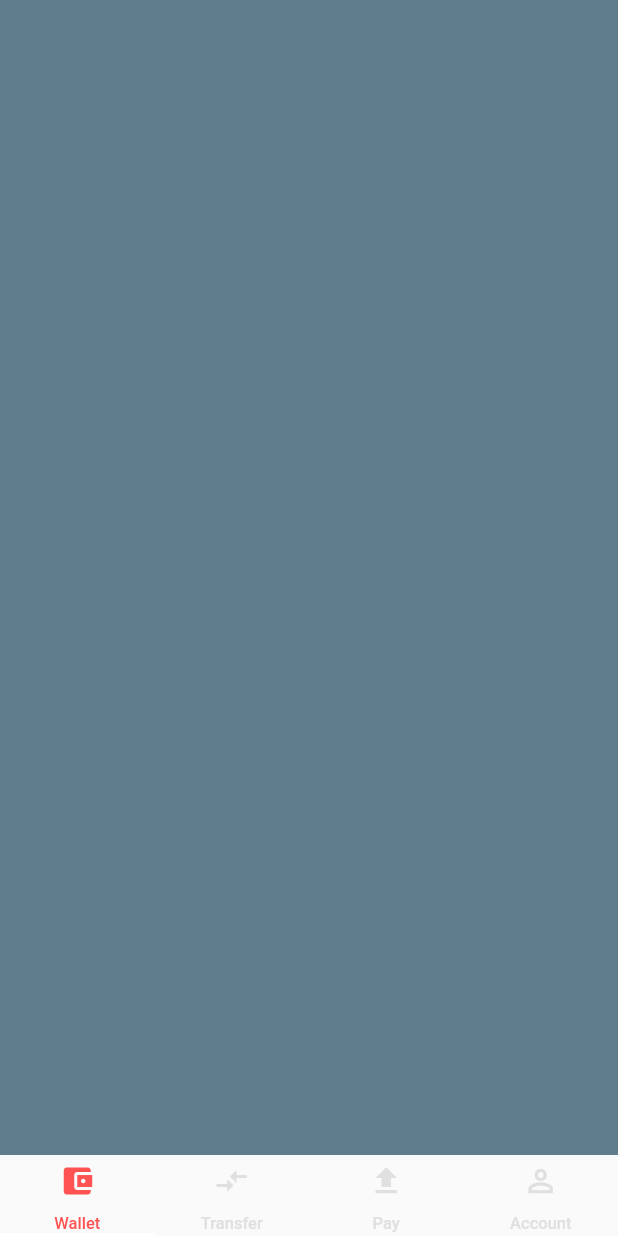
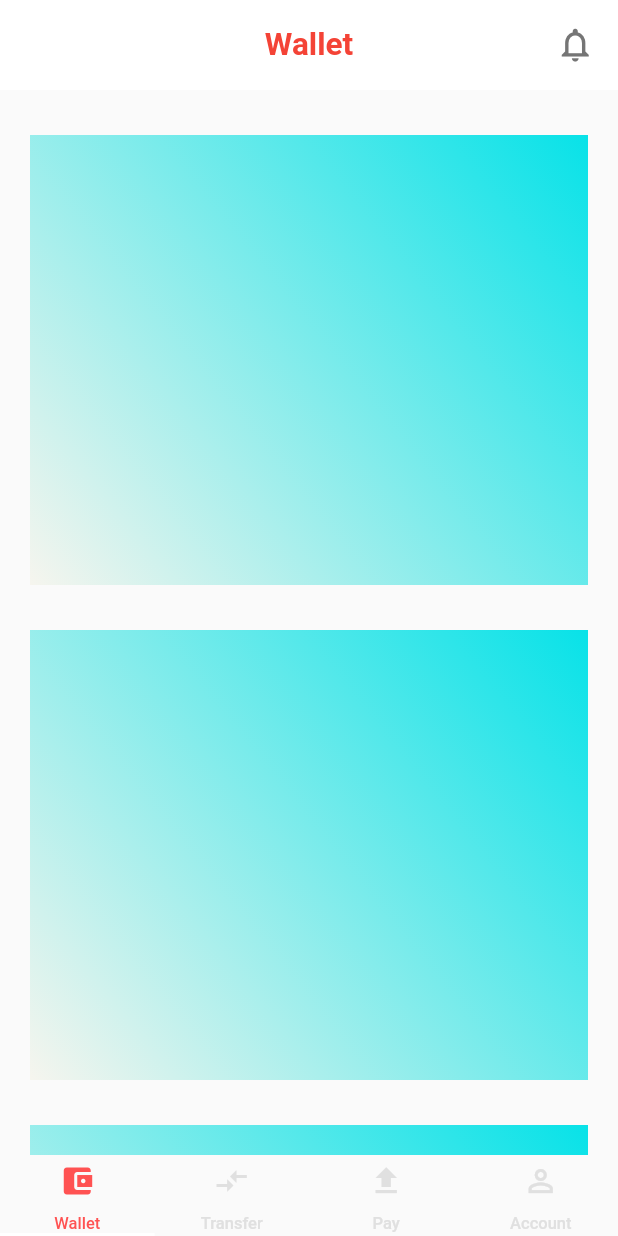
Before and after one commit to feMoraes0/wallet-ui, a Flutter app: the Home screen opened by its route, on a phone screen of 412 x 824 dp. Run offline on Flutter 3.47's test engine with Material 2 defaults, Android fonts, the phone set to English and light mode, and no system bars.

Commit message:
Added tabs and data files

```diff
--- /dev/null
+++ b/lib/data/data.dart
@@ -0,0 +1,35 @@
+List<Map> creditCards = [
+  {
+    "flag": "barclays",
+    "first_numbers": "6234",
+    "last_numbers": "7754",
+  },
+  {
+    "flag": "hsbc",
+    "first_numbers": "8569",
+    "last_numbers": "1209",
+  },
+  {
+    "flag": "citi",
+    "first_numbers": "7980",
+    "last_numbers": "6679",
+  },
+];
+
+Map<String, Map> flag = {
+  "barclays": {
+    "first_color": "0xfff6f5ee",
+    "second_color": "0xff08e2e8",
+    "img": "https://upload.wikimedia.org/wikipedia/sco/thumb/7/7e/Barclays_logo.svg/1280px-Barclays_logo.svg.png"
+  },
+  "hsbc": {
+    "first_color": "0xfff6f5ee",
+    "second_color": "0xff08e2e8",
+    "img": "https://upload.wikimedia.org/wikipedia/commons/thumb/a/aa/HSBC_logo_%282018%29.svg/1280px-HSBC_logo_%282018%29.svg.png"
+  },
+  "citi": {
+    "first_color": "0xfff6f5ee",
+    "second_color": "0xff08e2e8",
+    "img": "https://upload.wikimedia.org/wikipedia/commons/thumb/1/1b/Citi.svg/1200px-Citi.svg.png"
+  }
+};
--- a/lib/screen/home.dart
+++ b/lib/screen/home.dart
@@ -1,4 +1,6 @@
 import 'package:flutter/material.dart';
+import 'package:wallet/tab/wallet.dart';
+
 
 class Home extends StatelessWidget {
   @override
@@ -8,9 +10,7 @@ class Home extends StatelessWidget {
       child: Scaffold(
         body: TabBarView(
           children: <Widget>[
-            Container(
-              color: Colors.blueGrey,
-            ),
+            Wallet(),
             Container(
               color: Colors.yellowAccent,
             ),
--- /dev/null
+++ b/lib/tab/wallet.dart
@@ -0,0 +1,109 @@
+import 'package:flutter/material.dart';
+
+import 'package:wallet/data/data.dart';
+
+class Wallet extends StatelessWidget {
+  List<Widget> renderCreditCards() {
+    return List<Widget>.generate(creditCards.length, (index) {
+      var data = creditCards[index];
+      var f = flag[data["flag"]]["img"];
+      var primaryColor = flag[data["flag"]]["first_color"];
+      var secondaryColor = flag[data["flag"]]["second_color"];
+      return CreditCard(
+        primaryColor: Color(int.parse(primaryColor)),
+        secondaryColor: Color(int.parse(secondaryColor)),
+      );
+    });
+  }
+
+  @override
+  Widget build(BuildContext context) {
+    return SafeArea(
+      child: Stack(
+        children: <Widget>[
+          SingleChildScrollView(
+            child: Container(
+              margin: EdgeInsets.only(top: 60.0),
+              child: Column(
+                children: renderCreditCards(),
+              ),
+            ),
+          ),
+          Positioned(
+            top: 0,
+            left: 0,
+            child: AppbarCustom(),
+          )
+        ],
+      ),
+    );
+  }
+}
+
+class AppbarCustom extends StatelessWidget {
+  @override
+  Widget build(BuildContext context) {
+    return Container(
+      padding: EdgeInsets.symmetric(horizontal: 15.0),
+      height: 60.0,
+      width: MediaQuery.of(context).size.width,
+      color: Colors.white,
+      child: Row(
+        mainAxisAlignment: MainAxisAlignment.spaceBetween,
+        crossAxisAlignment: CrossAxisAlignment.center,
+        children: <Widget>[
+          Icon(
+            Icons.arrow_back_ios,
+            size: 27.0,
+            color: Colors.white,
+          ),
+          Text(
+            "Wallet",
+            style: TextStyle(
+              fontSize: 21.0,
+              fontWeight: FontWeight.w600,
+              color: Colors.red,
+            ),
+          ),
+          Icon(
+            Icons.notifications_none,
+            size: 27.0,
+            color: Colors.grey[600],
+          ),
+        ],
+      ),
+    );
+  }
+}
+
+class CreditCard extends StatelessWidget {
+  final String flag, first4, last4;
+  final Color primaryColor, secondaryColor;
+
+  const CreditCard({
+    Key key,
+    this.flag,
+    this.first4,
+    this.last4,
+    this.primaryColor,
+    this.secondaryColor,
+  }) : super(key: key);
+
+  @override
+  Widget build(BuildContext context) {
+    var size = MediaQuery.of(context).size;
+    return Container(
+      width: size.width - 40.0,
+      height: 300.0,
+      margin: EdgeInsets.fromLTRB(20.0, 30.0, 20.0, 0.0),
+      decoration: BoxDecoration(
+          gradient: LinearGradient(
+              begin: Alignment.topRight,
+              end: Alignment.bottomLeft,
+              colors: [
+            this.secondaryColor,
+            this.primaryColor,
+          ])),
+    );
+  }
+}
```
